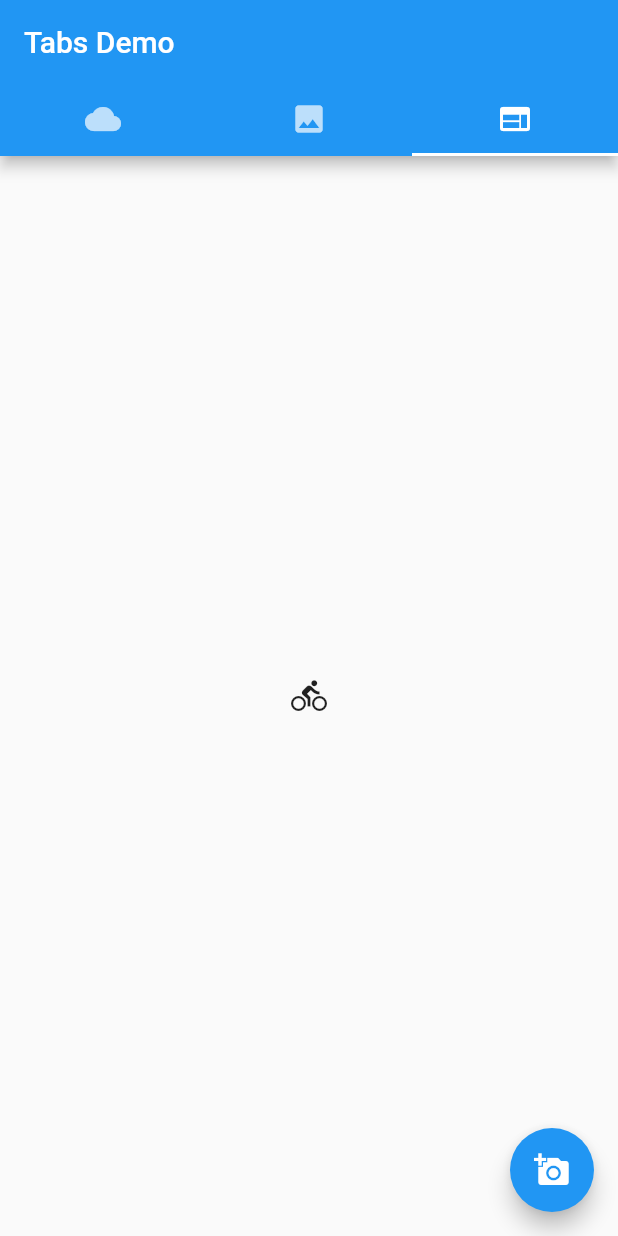
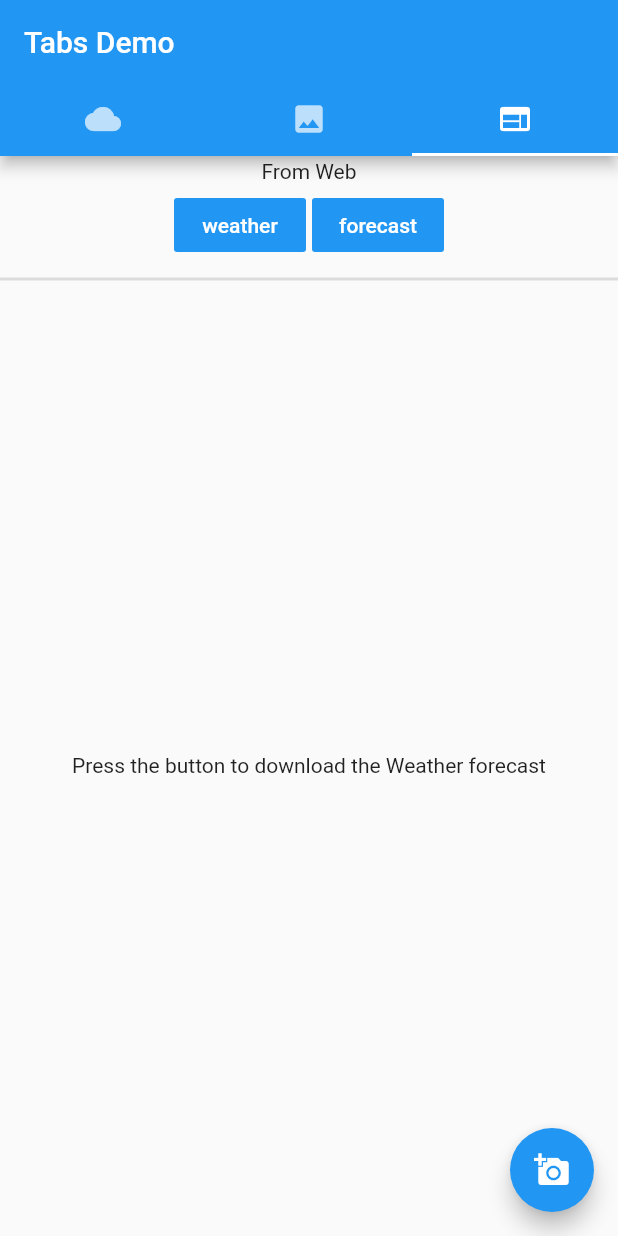
Before and after one commit to C-m3-Codin/rebootAgti, a Flutter app: the screen it shows after launch, tab 3 chosen, on a phone screen of 412 x 824 dp. Run offline on Flutter 3.47's test engine with Material 2 defaults, Android fonts, the phone set to English and light mode, and no system bars; our stand-ins replace firebase_core, firebase_database, image_picker, weather; accounts and stored records are empty.

```diff
--- a/lib/main.dart
+++ b/lib/main.dart
@@ -5,6 +5,10 @@ import 'package:firebase_database/firebase_database.dart';
 import 'package:flutter/material.dart';
 import 'package:image_picker/image_picker.dart';
 import 'dart:io';
+
+import 'package:weather/weather.dart';
+
+enum AppState { NOT_DOWNLOADED, DOWNLOADING, FINISHED_DOWNLOADING }
 
 void main() async {
   WidgetsFlutterBinding.ensureInitialized();
@@ -168,7 +172,7 @@ class _MyHomePageState extends State<MyHomePage> {
             ],
           ),
         ),
-        Icon(Icons.directions_bike),
+        Webvie(),
       ]),
       floatingActionButton: FloatingActionButton(
         onPressed: getImage,
@@ -178,3 +182,199 @@ class _MyHomePageState extends State<MyHomePage> {
     ));
   }
 }
+
+class Webvie extends StatefulWidget {
+  const Webvie({
+    Key key,
+  }) : super(key: key);
+
+  @override
+  _WebvieState createState() => _WebvieState();
+}
+
+class _WebvieState extends State<Webvie> {
+  String key = '176b2f2855900163213c8eebf2aedbd6';
+  WeatherFactory ws;
+  List<Weather> _data = [];
+  AppState _state = AppState.NOT_DOWNLOADED;
+  double lat = 10.3558, lon = 76.2126;
+  @override
+  void initState() {
+    super.initState();
+    ws = new WeatherFactory(key);
+  }
+
+  void queryForecast() async {
+    /// Removes keyboard
+    FocusScope.of(context).requestFocus(FocusNode());
+    setState(() {
+      _state = AppState.DOWNLOADING;
+    });
+
+    List<Weather> forecasts = await ws.fiveDayForecastByLocation(lat, lon);
+    setState(() {
+      _data = forecasts;
+      _state = AppState.FINISHED_DOWNLOADING;
+    });
+  }
+
+  void queryWeather() async {
+    /// Removes keyboard
+    FocusScope.of(context).requestFocus(FocusNode());
+
+    setState(() {
+      _state = AppState.DOWNLOADING;
+    });
+
+    Weather weather = await ws.currentWeatherByLocation(lat, lon);
+    setState(() {
+      _data = [weather];
+      _state = AppState.FINISHED_DOWNLOADING;
+    });
+  }
+
+  Widget contentFinishedDownload() {
+    return Center(
+      child: ListView.separated(
+        itemCount: _data.length,
+        itemBuilder: (context, index) {
+          // return ListTile(
+          //   title: Text(_data[index].toString()),
+          // );
+          return Card(
+            child: Padding(
+              padding: EdgeInsets.only(
+                  top: 36.0, left: 6.0, right: 6.0, bottom: 6.0),
+              child: ExpansionTile(
+                title: Text("${_data[index].date.toString()}"),
+                children: <Widget>[
+                  Text("Cloudiness ${_data[index].cloudiness.toString()}"),
+                  Text('Humidity ${_data[index].humidity.toString()}'),
+                  Text(' Pressure ${_data[index].pressure.toString()}'),
+                  Text(
+                      ' rain last 3 hours ${_data[index].rainLast3Hours.toString()}'),
+                  Text(' Temperature ${_data[index].temperature.toString()}'),
+                ],
+              ),
+            ),
+          );
+        },
+        separatorBuilder: (context, index) {
+          return Divider();
+        },
+      ),
+    );
+  }
+
+  Widget contentDownloading() {
+    return Container(
+        margin: EdgeInsets.all(25),
+        child: Column(children: [
+          Text(
+            'Fetching Weather...',
+            style: TextStyle(fontSize: 20),
+          ),
+        ]));
+  }
+
+  Widget contentNotDownloaded() {
+    return Center(
+      child: Column(
+        mainAxisAlignment: MainAxisAlignment.center,
+        children: <Widget>[
+          Text(
+            'Press the button to download the Weather forecast',
+          ),
+        ],
+      ),
+    );
+  }
+
+  Widget _resultView() => _state == AppState.FINISHED_DOWNLOADING
+      ? contentFinishedDownload()
+      : _state == AppState.DOWNLOADING
+          ? contentDownloading()
+          : contentNotDownloaded();
+
+  void _saveLat(String input) {
+    lat = double.tryParse(input);
+    print(lat);
+  }
+
+  void _saveLon(String input) {
+    lon = double.tryParse(input);
+    print(lon);
+  }
+
+  Widget _coordinateInputs() {
+    return Row(
+      children: <Widget>[
+        // Expanded(
+        //   child: Container(
+        //       margin: EdgeInsets.all(5),
+        //       child: TextField(
+        //           decoration: InputDecoration(
+        //               border: OutlineInputBorder(), hintText: 'Enter latitude'),
+        //           keyboardType: TextInputType.number,
+        //           onChanged: _saveLat,
+        //           onSubmitted: _saveLat)),
+        // ),
+        // Expanded(
+        //     child: Container(
+        //         margin: EdgeInsets.all(5),
+        //         child: TextField(
+        //             decoration: InputDecoration(
+        //                 border: OutlineInputBorder(),
+        //                 hintText: 'Enter longitude'),
+        //             keyboardType: TextInputType.number,
+        //             onChanged: _saveLon,
+        //             onSubmitted: _saveLon)))
+      ],
+    );
+  }
+
+  Widget _buttons() {
+    return Row(
+      mainAxisAlignment: MainAxisAlignment.center,
+      children: <Widget>[
+        Container(
+          margin: EdgeInsets.all(2),
+          child: FlatButton(
+            child: Text(
+              'weather',
+              style: TextStyle(color: Colors.white),
+            ),
+            onPressed: queryWeather,
+            color: Colors.blue,
+          ),
+        ),
+        Container(
+            margin: EdgeInsets.all(2),
+            child: FlatButton(
+              child: Text(
+                'forecast',
+                style: TextStyle(color: Colors.white),
+              ),
+              onPressed: queryForecast,
+              color: Colors.blue,
+            ))
+      ],
+    );
+  }
+
+  @override
+  Widget build(BuildContext context) {
+    return Column(
+      children: <Widget>[
+        _coordinateInputs(),
+        Container(margin: EdgeInsets.all(2), child: Text("From Web")),
+        _buttons(),
+        Divider(
+          height: 20.0,
+          thickness: 2.0,
+        ),
+        Expanded(child: _resultView())
+      ],
+    );
+  }
+}
--- a/pubspec.yaml
+++ b/pubspec.yaml
@@ -26,6 +26,8 @@ dependencies:
   firebase_core: ^0.5.3
   firebase_database: ^4.4.0
   image_picker: ^0.6.7+17
+  webview_flutter: ^1.0.7
+  weather: ^1.2.4
 
 
   # The following adds the Cupertino Icons font to your application.
```
Also changed, not shown: pubspec.lock, 2 other files.
